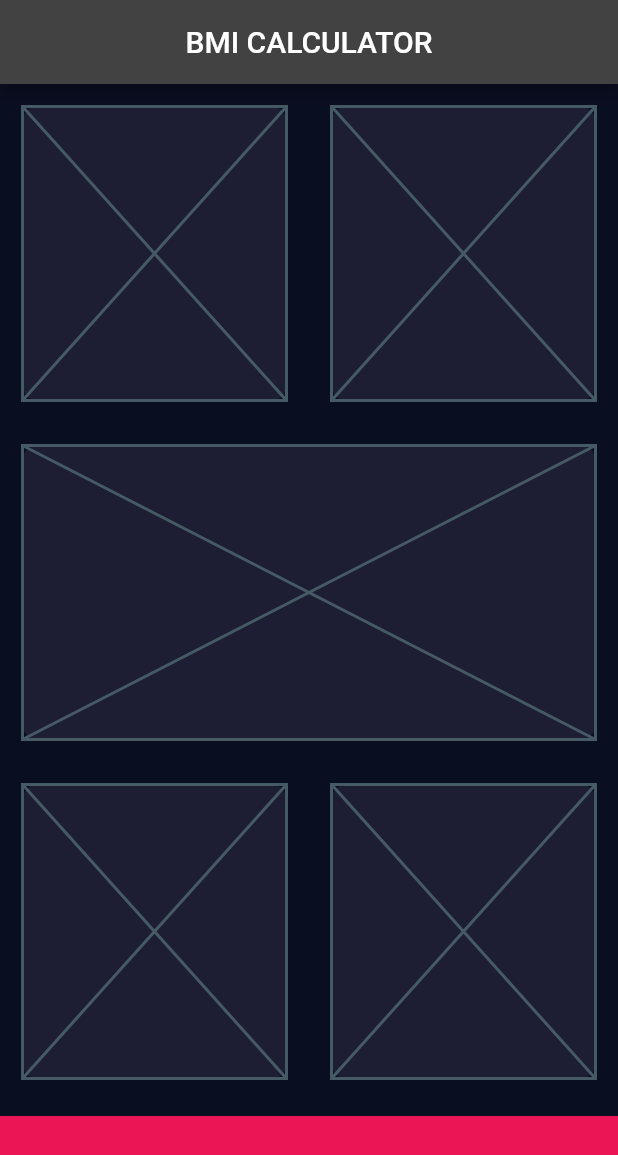
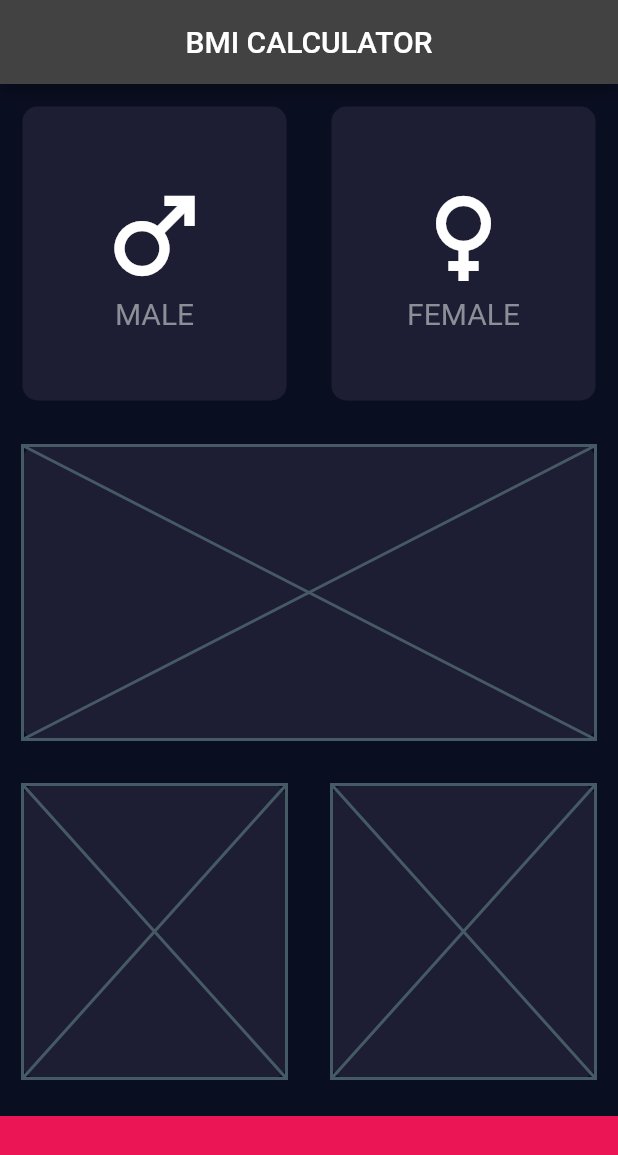
Before and after one commit to UildsonSantos/Flutter_with_Angela_Yu, a Flutter app: the screen it shows after launch, on a phone screen of 412 x 824 dp. Shown: the top 1155 px of the screen. Run offline on Flutter 3.47's test engine with Material 2 defaults, Android fonts, the phone set to English and light mode, and no system bars; our stand-ins replace audioplayers, rflutter_alert.

Commit message:
impl card male and female

```diff
--- a/bmi_calculator/lib/input_page.dart
+++ b/bmi_calculator/lib/input_page.dart
@@ -27,13 +27,19 @@ class _InputPageState extends State<InputPage> {
                 Expanded(
                   child: ReusableCard(
                     colour: activeCardColour,
-                    cardChild: Placeholder(),
+                    cardChild: IconContent(
+                      icon: Icons.male,
+                      label: 'MALE',
+                    ),
                   ),
                 ),
                 Expanded(
                   child: ReusableCard(
                     colour: activeCardColour,
-                    cardChild: Placeholder(),
+                    cardChild: IconContent(
+                      icon: Icons.female,
+                      label: 'FEMALE',
+                    ),
                   ),
                 ),
               ],
@@ -75,15 +81,43 @@ class _InputPageState extends State<InputPage> {
   }
 }
 
+class IconContent extends StatelessWidget {
+  final IconData icon;
+  final String label;
+
+  const IconContent({
+    Key? key,
+    required this.icon,
+    required this.label,
+  }) : super(key: key);
+
+  @override
+  Widget build(BuildContext context) {
+    return Column(
+      mainAxisAlignment: MainAxisAlignment.center,
+      children: [
+        Icon(
+          icon,
+          size: 80,
+        ),
+        Text(
+          label,
+          style: const TextStyle(
+            fontSize: 20.0,
+            color: Color(0xFF8D8E98),
+          ),
+        )
+      ],
+    );
+  }
+}
+
 class ReusableCard extends StatelessWidget {
   final Color colour;
   final Widget cardChild;
 
-  const ReusableCard({
-    Key? key,
-    required this.colour,
-    required this.cardChild
-  }) : super(key: key);
+  const ReusableCard({Key? key, required this.colour, required this.cardChild})
+      : super(key: key);
 
   @override
   Widget build(BuildContext context) {
```
